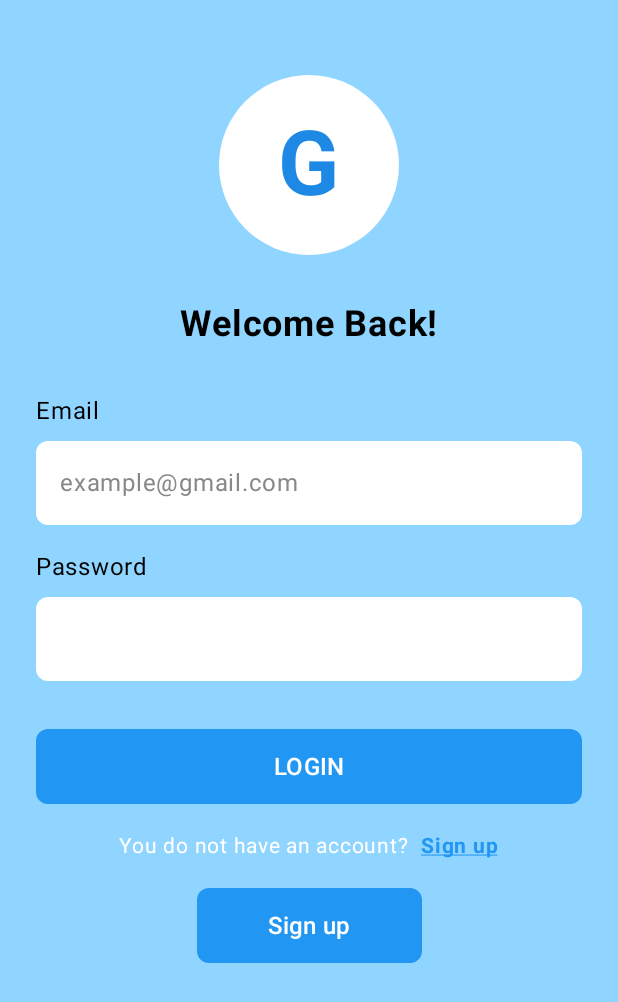
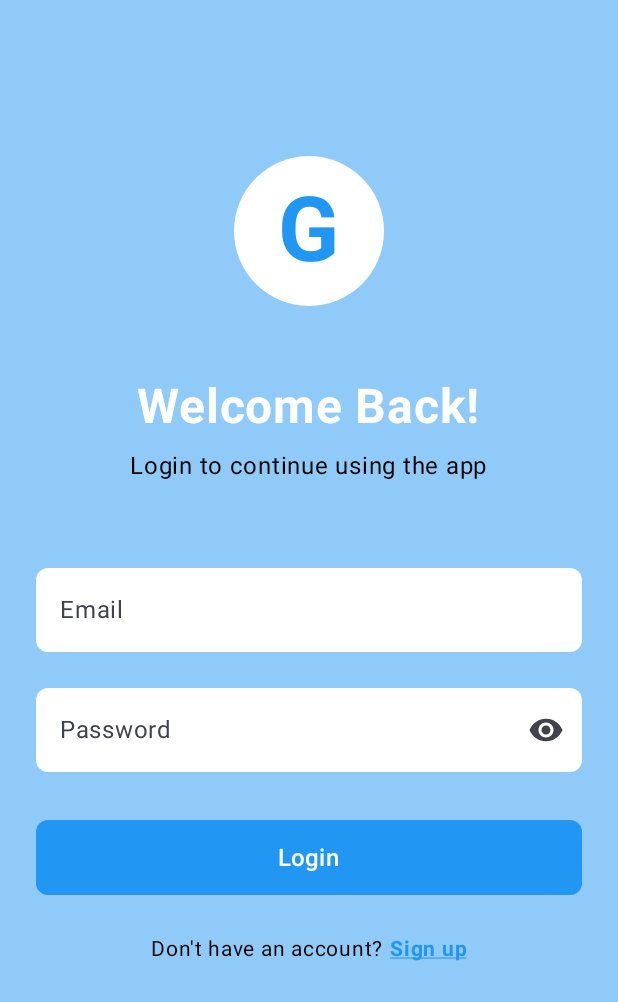
Before and after one commit to entuelias/Expense-Tracker, an Android app built with Jetpack Compose: the screen it shows after launch (MainActivity), on a phone screen of 412 x 824 dp. Shown: the top 1002 px of the screen. Run offline under Robolectric (Android 15) with nearby library versions, the phone set to English and light mode, and no system bars; our stand-ins replace accompanist.

Commit message:
Finish my UI changes after merging teammate's updates

```diff
--- a/app/src/main/java/com/guardianapp/ui/login/LoginScreen.kt
+++ b/app/src/main/java/com/guardianapp/ui/login/LoginScreen.kt
@@ -5,6 +5,9 @@ import androidx.compose.foundation.clickable
 import androidx.compose.foundation.layout.*
 import androidx.compose.foundation.shape.CircleShape
 import androidx.compose.foundation.shape.RoundedCornerShape
+import androidx.compose.material.icons.Icons
+import androidx.compose.material.icons.filled.Visibility
+import androidx.compose.material.icons.filled.VisibilityOff
 import androidx.compose.material3.*
 import androidx.compose.runtime.*
 import androidx.compose.ui.Alignment
@@ -12,173 +15,142 @@ import androidx.compose.ui.Modifier
 import androidx.compose.ui.graphics.Color
 import androidx.compose.ui.text.font.FontWeight
 import androidx.compose.ui.text.input.PasswordVisualTransformation
+import androidx.compose.ui.text.input.VisualTransformation
 import androidx.compose.ui.text.style.TextAlign
 import androidx.compose.ui.text.style.TextDecoration
 import androidx.compose.ui.unit.dp
 import androidx.compose.ui.unit.sp
 import androidx.navigation.NavController
-import com.guardianapp.ui.theme.*
-import com.guardianapp.navigation.Screen
-import com.google.accompanist.systemuicontroller.rememberSystemUiController
 
 @OptIn(ExperimentalMaterial3Api::class)
 @Composable
 fun LoginScreen(navController: NavController) {
     var email by remember { mutableStateOf("") }
     var password by remember { mutableStateOf("") }
-
-    val systemUiController = rememberSystemUiController()
-    SideEffect {
-        systemUiController.setStatusBarColor(
-            color = BackgroundBlue,
-            darkIcons = false
-        )
-    }
+    var passwordVisible by remember { mutableStateOf(false) }
 
     Column(
         modifier = Modifier
             .fillMaxSize()
-            .background(BackgroundBlue),
-        horizontalAlignment = Alignment.CenterHorizontally,
-        verticalArrangement = Arrangement.Top
+            .background(Color(0xFF90CAF9))
+            .padding(24.dp),
+        horizontalAlignment = Alignment.CenterHorizontally
     ) {
-        Spacer(modifier = Modifier.height(50.dp))
+        Spacer(modifier = Modifier.height(80.dp))
 
         // Logo
         Box(
             modifier = Modifier
-                .size(120.dp)
-                .background(White, CircleShape),
+                .size(100.dp)
+                .background(Color.White, CircleShape),
             contentAlignment = Alignment.Center
         ) {
             Text(
                 text = "G",
                 fontSize = 60.sp,
                 fontWeight = FontWeight.Bold,
-                color = PrimaryBlue
+                color = Color(0xFF2196F3)
             )
         }
 
-        Spacer(modifier = Modifier.height(32.dp))
+        Spacer(modifier = Modifier.height(48.dp))
 
         Text(
             text = "Welcome Back!",
-            fontSize = 24.sp,
+            fontSize = 32.sp,
             fontWeight = FontWeight.Bold,
-            color = Color.Black
+            color = Color.White
         )
 
-        Spacer(modifier = Modifier.height(32.dp))
+        Text(
+            text = "Login to continue using the app",
+            fontSize = 16.sp,
+            color = Color.Black,
+            modifier = Modifier.padding(top = 8.dp)
+        )
 
-        // Email Section
-        Column(
-            modifier = Modifier
-                .fillMaxWidth()
-                .padding(horizontal = 24.dp)
-        ) {
-            Text(
-                text = "Email",
-                color = Color.Black,
-                fontSize = 16.sp,
-                modifier = Modifier.padding(bottom = 8.dp)
-            )
+        Spacer(modifier = Modifier.height(48.dp))
+
+        // Email Field
         OutlinedTextField(
             value = email,
             onValueChange = { email = it },
-                placeholder = { Text("example@gmail.com", color = Color.Gray) },
+            label = { Text("Email") },
             modifier = Modifier.fillMaxWidth(),
-                shape = RoundedCornerShape(8.dp),
             colors = TextFieldDefaults.outlinedTextFieldColors(
-                    containerColor = White,
-                    unfocusedBorderColor = Color.Transparent,
-                    focusedBorderColor = Color.Transparent
+                containerColor = Color.White,
+                unfocusedBorderColor = Color.Transparent
             ),
-                singleLine = true
+            shape = RoundedCornerShape(8.dp)
         )
-        }
 
         Spacer(modifier = Modifier.height(16.dp))
 
-        // Password Section
-        Column(
-            modifier = Modifier
-                .fillMaxWidth()
-                .padding(horizontal = 24.dp)
-        ) {
-            Text(
-                text = "Password",
-                color = Color.Black,
-                fontSize = 16.sp,
-                modifier = Modifier.padding(bottom = 8.dp)
-            )
+        // Password Field with Visibility Toggle
         OutlinedTextField(
             value = password,
             onValueChange = { password = it },
+            label = { Text("Password") },
             modifier = Modifier.fillMaxWidth(),
-                shape = RoundedCornerShape(8.dp),
-                colors = TextFieldDefaults.outlinedTextFieldColors(
-                    containerColor = White,
-                    unfocusedBorderColor = Color.Transparent,
-                    focusedBorderColor = Color.Transparent
-                ),
-                visualTransformation = PasswordVisualTransformation(),
-                singleLine = true
+            visualTransformation = if (passwordVisible) VisualTransformation.None else PasswordVisualTransformation(),
+            trailingIcon = {
+                IconButton(onClick = { passwordVisible = !passwordVisible }) {
+                    Icon(
+                        if (passwordVisible) Icons.Default.VisibilityOff else Icons.Default.Visibility,
+                        contentDescription = "Toggle password visibility"
                     )
                 }
+            },
+            colors = TextFieldDefaults.outlinedTextFieldColors(
+                containerColor = Color.White,
+                unfocusedBorderColor = Color.Transparent
+            ),
+            shape = RoundedCornerShape(8.dp)
+        )
 
         Spacer(modifier = Modifier.height(32.dp))
 
         // Login Button
         Button(
-            onClick = { navController.navigate(Screen.Home.route) },
+            onClick = {
+                navController.navigate("home") {
+                    popUpTo("login") { inclusive = true }
+                }
+            },
             modifier = Modifier
                 .fillMaxWidth()
-                .padding(horizontal = 24.dp)
                 .height(50.dp),
-            colors = ButtonDefaults.buttonColors(containerColor = ButtonBlue),
+            colors = ButtonDefaults.buttonColors(
+                containerColor = Color(0xFF2196F3)
+            ),
             shape = RoundedCornerShape(8.dp)
         ) {
-            Text("LOGIN", fontSize = 16.sp, color = White)
+            Text("Login", fontSize = 16.sp, color = Color.White)
         }
 
-        Spacer(modifier = Modifier.height(16.dp))
+        Spacer(modifier = Modifier.height(24.dp))
 
-        // Sign up text and link in one row
+        // Sign up text
         Row(
             modifier = Modifier.fillMaxWidth(),
             horizontalArrangement = Arrangement.Center,
             verticalAlignment = Alignment.CenterVertically
         ) {
             Text(
-                text = "You do not have an account? ",
-                color = White,
+                text = "Don't have an account?",
+                color = Color.Black,
                 fontSize = 14.sp
             )
             Text(
                 text = "Sign up",
-                color = ButtonBlue,
+                color = Color(0xFF2196F3),
                 fontSize = 14.sp,
                 fontWeight = FontWeight.Bold,
                 modifier = Modifier
-                    .clickable { /* Will be implemented later */ }
+                    .clickable { navController.navigate("signup") }
                     .padding(start = 4.dp),
                 textDecoration = TextDecoration.Underline
             )
         }
-
-        Spacer(modifier = Modifier.height(16.dp))
-
-        // Sign up Button
-        Button(
-            onClick = { /* Will be implemented later */ },
-            modifier = Modifier
-                .padding(horizontal = 24.dp)
-                .width(150.dp)
-                .height(50.dp),
-            colors = ButtonDefaults.buttonColors(containerColor = ButtonBlue),
-            shape = RoundedCornerShape(8.dp)
-        ) {
-            Text("Sign up", fontSize = 16.sp, color = White)
     }
 }
-}
--- a/app/src/main/java/com/guardianapp/ui/navigation/NavGraph.kt
+++ b/app/src/main/java/com/guardianapp/ui/navigation/NavGraph.kt
@@ -9,6 +9,8 @@ import com.guardianapp.ui.splash.SplashScreen
 import com.guardianapp.ui.login.LoginScreen
 import com.guardianapp.ui.home.HomeScreen
 import com.guardianapp.ui.profile.ProfileScreen
+  // Add this import
+import com.guardianapp.navigation.Screen      // Add this import
 
 @Composable
 fun AppNavigation(navController: NavHostController) {
@@ -22,10 +24,11 @@ fun AppNavigation(navController: NavHostController) {
         composable("login") {
             LoginScreen(navController = navController)
         }
+
         composable("home") {
             HomeScreen(navController = navController)
         }
-        composable(Screen.Profile.route) {
+        composable("profile") {          // Changed to match string route
             ProfileScreen(navController = navController)
         }
         composable(Screen.EmergencyContact.route) {
```
Lines whose indentation alone changed are shown as unchanged.
